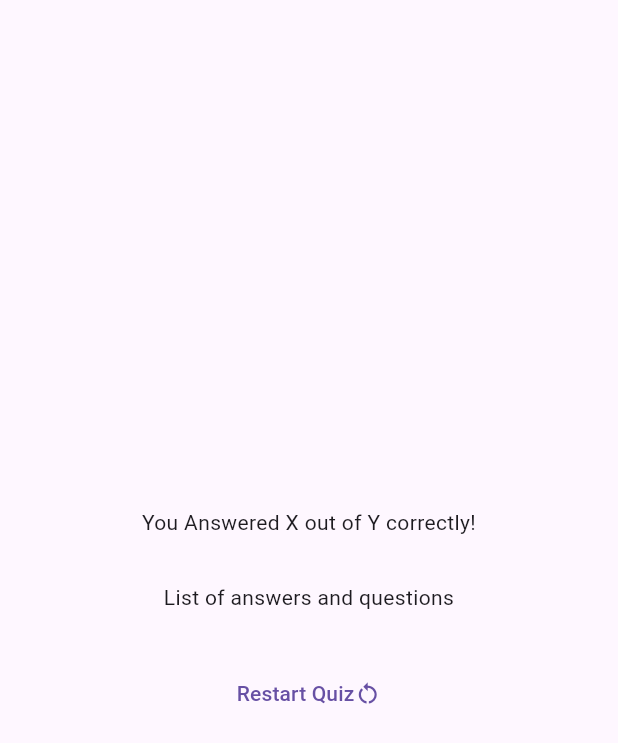
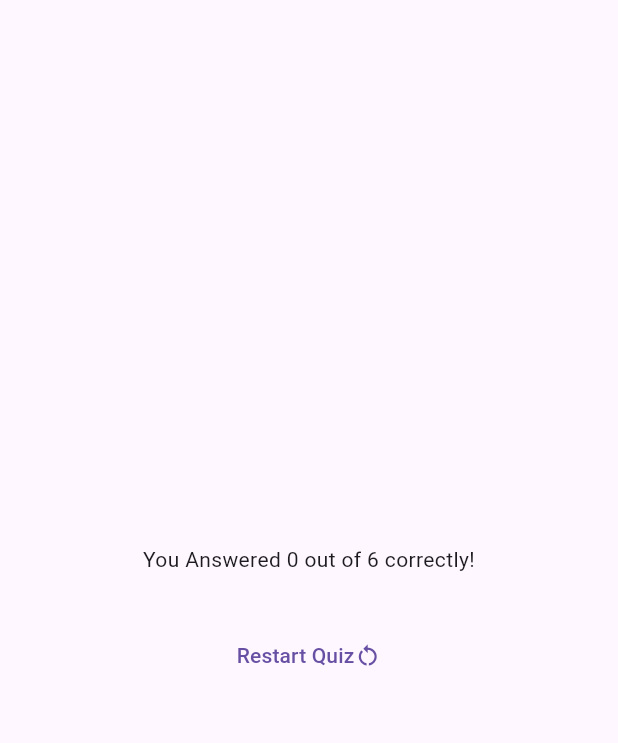
Before and after one commit to salah3mer110/simple-quiz-app-flutter, a Flutter app: the ResultsScreen widget shown alone on an empty page, opened directly with empty values, on a phone screen of 412 x 824 dp. Shown: the top 743 px of the screen. Run offline on Flutter 3.47's test engine with Material 3 defaults, Android fonts, the phone set to English and light mode, and no system bars; our stand-ins replace google_fonts.

Commit message:
Adding replacing dummy data to actual data in results screen

```diff
--- a/lib/questions_summary.dart
+++ b/lib/questions_summary.dart
@@ -10,7 +10,8 @@ class QuestionsSummary extends StatelessWidget {
         return Row(
           children: [
             Text(((el['question_index'] as int) + 1).toString()),
-            Column(
+            Expanded(
+              child: Column(
                 children: [
                   Text((el['question'] as String)),
                   SizedBox(height: 5),
@@ -18,6 +19,7 @@ class QuestionsSummary extends StatelessWidget {
                   Text((el['correct_answer'] as String)),
                 ],
               ),
+            ),
           ],
         );
       }).toList(),
--- a/lib/results_screen.dart
+++ b/lib/results_screen.dart
@@ -22,6 +22,12 @@ class ResultsScreen extends StatelessWidget {
 
   @override
   build(BuildContext context) {
+    final summaryData = getSummaryData();
+    final numTotalQuestions = questions.length;
+    final numCorrectQuestions = summaryData
+        .where((element) => element['user_answer'] == element['correct_answer'])
+        .length;
+
     return SizedBox(
       width: double.infinity,
       child: Container(
@@ -29,17 +35,12 @@ class ResultsScreen extends StatelessWidget {
         child: Column(
           mainAxisAlignment: MainAxisAlignment.center,
           children: [
-            const Text(
-              'You Answered X out of Y correctly!',
+            Text(
+              'You Answered $numCorrectQuestions out of $numTotalQuestions correctly!',
               textAlign: TextAlign.center,
             ),
             const SizedBox(height: 30),
-            const Text(
-              'List of answers and questions',
-              textAlign: TextAlign.center,
-            ),
-            const SizedBox(height: 30),
-            QuestionsSummary(getSummaryData()),
+            QuestionsSummary(summaryData),
             TextButton(
               onPressed: () {},
               child: Row(
```
Lines whose indentation alone changed are shown as unchanged.
